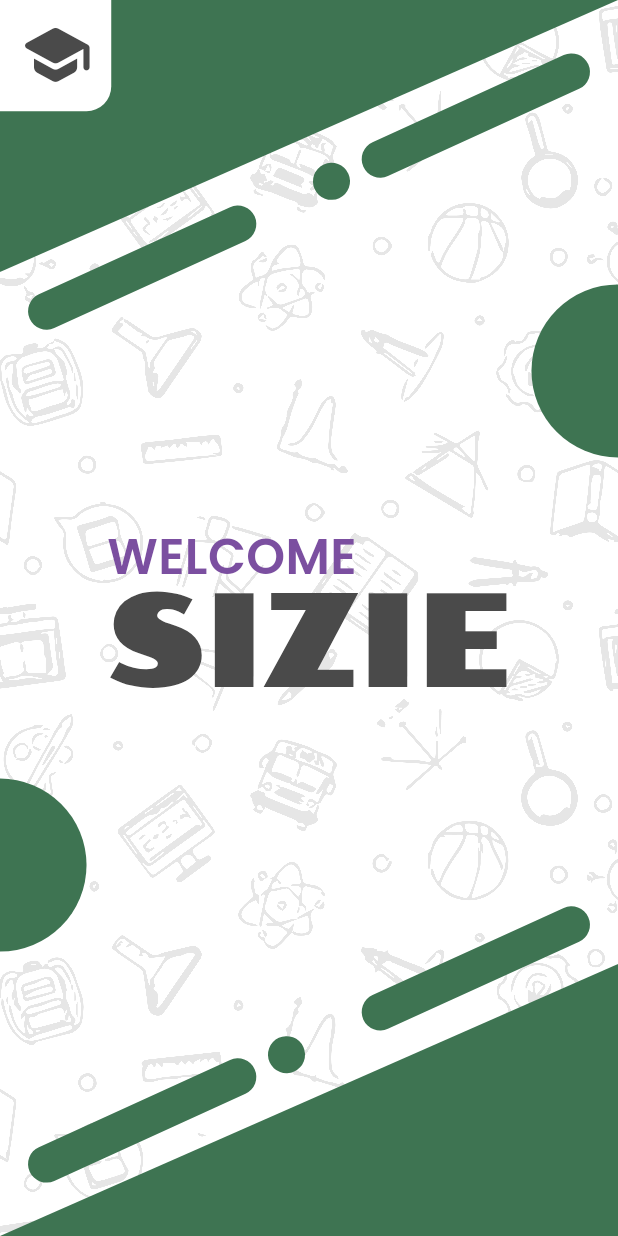
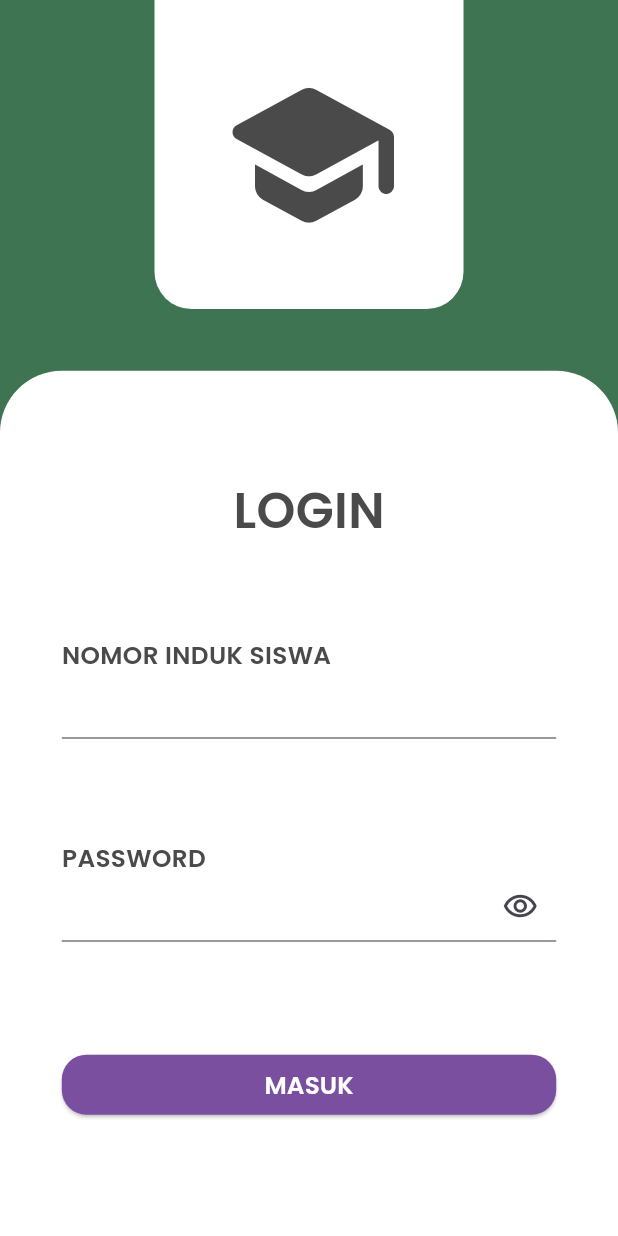
Before and after one commit to nunoerlangga/apk-absensi, a Flutter app: the screen it shows after launch, on a phone screen of 412 x 824 dp. Run offline on Flutter 3.47's test engine with Material 3 defaults, Android fonts, the light colour scheme and no system bars; our stand-ins replace gap.

Commit message:
selesai_loginpage

```diff
--- a/lib/main.dart
+++ b/lib/main.dart
@@ -1,3 +1,4 @@
+import 'package:application_sizie/pages/login_page.dart';
 import 'package:application_sizie/pages/splash_screen.dart';
 import 'package:flutter/material.dart';
 
--- /dev/null
+++ b/lib/pages/login_page.dart
@@ -0,0 +1,158 @@
+import 'package:application_sizie/shered/theme.dart';
+import 'package:flutter/material.dart';
+
+class LoginPage extends StatefulWidget {
+  const LoginPage({super.key});
+
+  @override
+  State<LoginPage> createState() => _LoginPageState();
+}
+
+class _LoginPageState extends State<LoginPage> {
+  final TextEditingController _passwordController = TextEditingController();
+  bool _obscure = true;
+  void _obscurePassword() {
+    setState(() {
+      _obscure = !_obscure;
+    });
+  }
+
+  @override
+  void dispose() {
+    _passwordController.dispose();
+    super.dispose();
+  }
+
+  @override
+  Widget build(BuildContext context) {
+    double width = AppSize.width(context);
+    double height = AppSize.height(context);
+    return Scaffold(
+      backgroundColor: AppColor.primary,
+      body: Column(
+        mainAxisAlignment: MainAxisAlignment.spaceBetween,
+        children: [
+          Container(
+            width: width * 0.5,
+            height: width * 0.5,
+            decoration: BoxDecoration(
+              color: AppColor.background,
+              borderRadius: BorderRadius.only(
+                bottomLeft: Radius.circular(width * 0.06),
+                bottomRight: Radius.circular(width * 0.06),
+              ),
+            ),
+            child: Icon(
+              Icons.school_rounded,
+              size: width * 0.3,
+              color: AppColor.secondary,
+            ),
+          ),
+          Container(
+            width: width * 1,
+            height: width * 1.4,
+            decoration: BoxDecoration(
+              color: AppColor.background,
+              borderRadius: BorderRadius.only(
+                topLeft: Radius.circular(width * 0.1),
+                topRight: Radius.circular(width * 0.1),
+              ),
+            ),
+            child: Padding(
+              padding: EdgeInsets.all(width * 0.1),
+              child: Column(
+                mainAxisAlignment: MainAxisAlignment.spaceAround,
+                children: [
+                  Text(
+                    "LOGIN",
+                    style: TextStyle(
+                      color: AppColor.secondary,
+                      fontSize: width * 0.08,
+                      fontFamily: 'Poppins',
+                      height: 1,
+                    ),
+                  ),
+                  Column(
+                    mainAxisAlignment: MainAxisAlignment.spaceEvenly,
+                    crossAxisAlignment: CrossAxisAlignment.center,
+                    children: [
+                      Align(
+                        alignment: Alignment.centerLeft,
+                        child: Text(
+                          "NOMOR INDUK SISWA",
+                          style: TextStyle(
+                            color: AppColor.secondary,
+                            fontSize: width * 0.04,
+                            fontFamily: 'Poppins',
+                            height: 1,
+                          ),
+                        ),
+                      ),
+                      TextField(),
+                    ],
+                  ),
+                  Column(
+                    mainAxisAlignment: MainAxisAlignment.spaceEvenly,
+                    crossAxisAlignment: CrossAxisAlignment.center,
+                    children: [
+                      Align(
+                        alignment: Alignment.centerLeft,
+                        child: Text(
+                          "PASSWORD",
+                          style: TextStyle(
+                            color: AppColor.secondary,
+                            fontSize: width * 0.04,
+                            fontFamily: 'Poppins',
+                            height: 1,
+                          ),
+                        ),
+                      ),
+                      TextField(
+                        obscureText: _obscure,
+                        controller: _passwordController,
+                        decoration: InputDecoration(
+                          suffixIcon: IconButton(
+                            onPressed: _obscurePassword,
+                            icon: Icon(
+                              _obscure
+                                  ? Icons.remove_red_eye_outlined
+                                  : Icons.remove_red_eye_rounded,
+                            ),
+                          ),
+                        ),
+                      ),
+                    ],
+                  ),
+                  SizedBox(
+                    width: width,
+                    child: ElevatedButton(
+                      style: ElevatedButton.styleFrom(
+                        backgroundColor: AppColor.accent, // warna latar tombol
+                        foregroundColor: AppColor.background, // warna teks/icon
+                        shape: RoundedRectangleBorder(
+                          borderRadius: BorderRadius.circular(width * 0.04),
+                        ),
+                      ),
+                      onPressed: () {
+                        // aksi ketika ditekan
+                      },
+                      child: Text(
+                        "MASUK",
+                        style: TextStyle(
+                          color: AppColor.background,
+                          fontSize: width * 0.04,
+                          fontFamily: 'Poppins',
+                          height: 1,
+                        ),
+                      ),
+                    ),
+                  ),
+                ],
+              ),
+            ),
+          ),
+        ],
+      ),
+    );
+  }
+}
--- a/lib/pages/splash_screen.dart
+++ b/lib/pages/splash_screen.dart
@@ -1,5 +1,6 @@
 import 'dart:math' as math;
 
+import 'package:application_sizie/pages/login_page.dart';
 import 'package:application_sizie/shered/theme.dart';
 import 'package:flutter/material.dart';
 import 'package:gap/gap.dart';
@@ -13,13 +14,24 @@ class SplashScreen extends StatefulWidget {
 
 class _SplashScreenState extends State<SplashScreen> {
   @override
+  void initState() {
+    // TODO: implement initState
+    super.initState();
+    Future.delayed(Duration(seconds: 3), () {
+      Navigator.pushReplacement(
+        context,
+        MaterialPageRoute(builder: (context) => LoginPage()),
+      );
+    });
+  }
+
+  @override
   Widget build(BuildContext context) {
     double width = AppSize.width(context);
     double height = AppSize.height(context);
 
     return Scaffold(
       backgroundColor: AppColor.background,
-
       body: Stack(
         alignment: Alignment.center,
         children: [
@@ -244,7 +256,7 @@ class SegitigaAtasClipper extends CustomClipper<Path> {
   @override
   Path getClip(Size size) {
     Path path = Path();
-    path.lineTo(0, 0);
+    path.moveTo(0, 0);
     path.lineTo(0, size.height);
     path.lineTo(size.width, 0);
     path.close();
```
